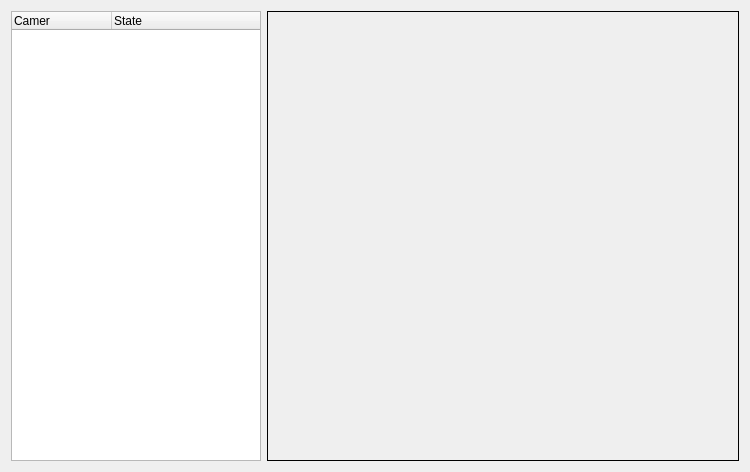
This is MainUI/picturewidget.ui in 519984307/Container_20191221 as Qt 5 draws it before an edit. The edited form follows.
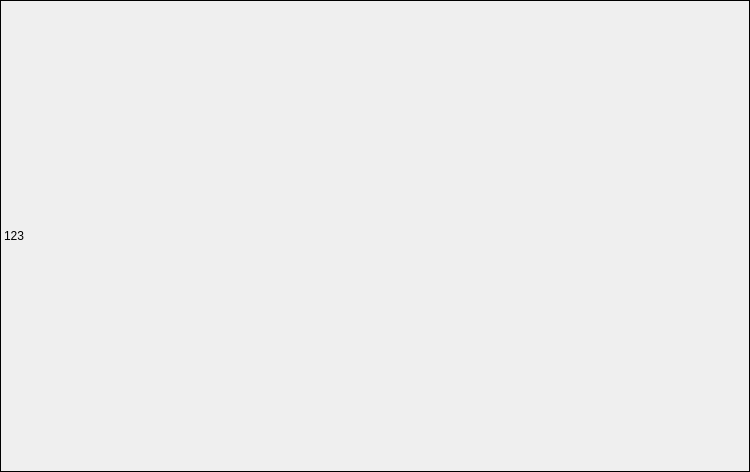
This is the edited form.

```diff
--- a/MainUI/picturewidget.ui
+++ b/MainUI/picturewidget.ui
@@ -14,39 +14,28 @@
    <string>Form</string>
   </property>
   <layout class="QGridLayout" name="gridLayout">
+   <property name="leftMargin">
+    <number>0</number>
+   </property>
+   <property name="topMargin">
+    <number>0</number>
+   </property>
+   <property name="rightMargin">
+    <number>0</number>
+   </property>
+   <property name="bottomMargin">
+    <number>0</number>
+   </property>
+   <property name="spacing">
+    <number>0</number>
+   </property>
    <item row="0" column="0">
-    <widget class="QTreeWidget" name="treeWidget">
-     <property name="minimumSize">
-      <size>
-       <width>250</width>
-       <height>0</height>
-      </size>
-     </property>
-     <property name="maximumSize">
-      <size>
-       <width>250</width>
-       <height>16777215</height>
-      </size>
-     </property>
-     <column>
-      <property name="text">
-       <string>Camer</string>
-      </property>
-     </column>
-     <column>
-      <property name="text">
-       <string>State</string>
-      </property>
-     </column>
-    </widget>
-   </item>
-   <item row="0" column="1">
     <widget class="QLabel" name="label">
      <property name="frameShape">
       <enum>QFrame::Panel</enum>
      </property>
      <property name="text">
-      <string/>
+      <string>123</string>
      </property>
     </widget>
    </item>
```
